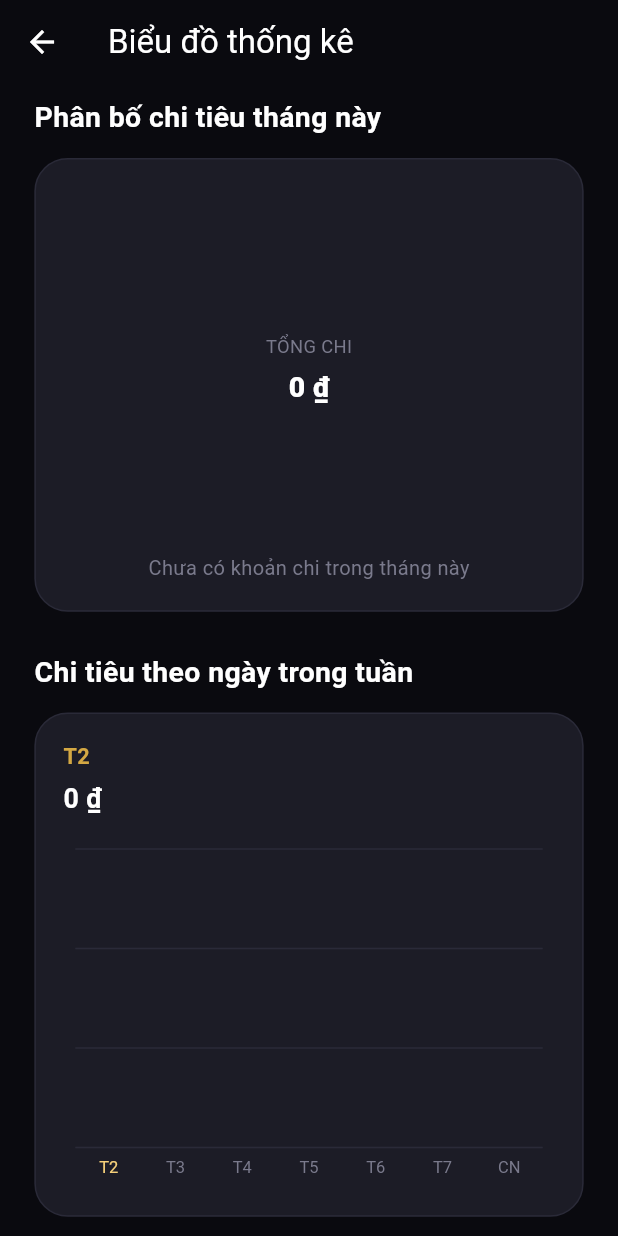
After one commit to HyLeeQ/Mini_Project_3, a Flutter app: the AnalyticsPage screen opened directly, after a tap on the "show chart" icon, on a phone screen of 412 x 824 dp. The commit adds this screen. Run offline on Flutter 3.47's test engine with Material 3 defaults, Android fonts, the light colour scheme and no system bars; our stand-ins replace camera, cloud_firestore, equatable, firebase_auth, firebase_core, firebase_messaging and 6 more; accounts and stored records are empty; Roboto replaces fonts that are missing (SF Pro Display).

Commit message:
Add receipt camera controls and canvas charts

```diff
--- a/lib/data/model/ChatMessage.dart
+++ b/lib/data/model/ChatMessage.dart
@@ -12,7 +12,7 @@ class ChatMessage {
   final String? note;
   final String? categoryId;
   final String? selectedWalletId; // Ví người dùng chọn
-  final bool showActionCard;    // Cờ để biết có hiện Card hay không
+  final bool showActionCard; // Cờ để biết có hiện Card hay không
 
   ChatMessage({
     required this.id,
--- a/lib/features/page/AnalyticsPage/AnalyticsPage.dart
+++ b/lib/features/page/AnalyticsPage/AnalyticsPage.dart
@@ -8,6 +8,7 @@ import '../../../data/model/CategoryModel.dart';
 import '../../../data/model/TransactionModel.dart';
 import '../HomePage/bloc/transaction_bloc/transaction_state.dart';
 import '../HomePage/bloc/transaction_bloc/transaction_bloc.dart';
+import 'CanvasChartsPage.dart';
 
 // import 'package:your_app/data/model/TransactionModel.dart';
 // import 'package:your_app/data/model/CategoryModel.dart';
@@ -313,6 +314,13 @@ class _AnalyticsPageState extends State<AnalyticsPage>
             ],
           ),
           const Spacer(),
+          IconButton(
+            tooltip: 'Biểu đồ canvas',
+            onPressed: () => Navigator.of(context).push(MaterialPageRoute<void>(
+              builder: (_) => CanvasChartsPage(transactions: listTran, categories: widget.categories),
+            )),
+            icon: const Icon(Icons.show_chart_rounded, color: _gold),
+          ),
           // Year badge
           Container(
             padding: EdgeInsets.symmetric(horizontal: 12.w, vertical: 6.h),
--- /dev/null
+++ b/lib/features/page/AnalyticsPage/CanvasChartsPage.dart
@@ -0,0 +1,411 @@
+import 'dart:math' as math;
+
+import 'package:flutter/material.dart';
+import 'package:flutter_screenutil/flutter_screenutil.dart';
+
+import '../../../data/model/CategoryModel.dart';
+import '../../../data/model/TransactionModel.dart';
+
+class CanvasChartsPage extends StatefulWidget {
+  final List<TransactionModel> transactions;
+  final List<CategoryModel> categories;
+
+  const CanvasChartsPage({
+    super.key,
+    required this.transactions,
+    required this.categories,
+  });
+
+  @override
+  State<CanvasChartsPage> createState() => _CanvasChartsPageState();
+}
+
+class _CanvasChartsPageState extends State<CanvasChartsPage>
+    with SingleTickerProviderStateMixin {
+  static const _bg = Color(0xFF0A0A0F);
+  static const _card = Color(0xFF1C1C26);
+  static const _gold = Color(0xFFD4A843);
+  static const _muted = Color(0xFF7A7A8C);
+  static const _grid = Color(0xFF2A2A38);
+
+  late final AnimationController _animation = AnimationController(
+    vsync: this,
+    duration: const Duration(milliseconds: 900),
+  )..forward();
+  int _selectedDay = DateTime.now().weekday - 1;
+
+  List<_Slice> get _slices {
+    final totals = <String, double>{};
+    for (final tx in widget.transactions.where(
+      (t) =>
+          t.type == TransactionType.expense &&
+          t.date.month == DateTime.now().month &&
+          t.date.year == DateTime.now().year,
+    )) {
+      totals.update(
+        tx.categoryId,
+        (value) => value + tx.amount,
+        ifAbsent: () => tx.amount,
+      );
+    }
+    final entries = totals.entries.toList()
+      ..sort((a, b) => b.value.compareTo(a.value));
+    return entries.map((entry) {
+      final category = widget.categories.cast<CategoryModel?>().firstWhere(
+        (item) => item?.id == entry.key,
+        orElse: () => null,
+      );
+      return _Slice(
+        name: category?.name ?? 'Khác',
+        amount: entry.value,
+        color: _parseColor(category?.colorHex),
+      );
+    }).toList();
+  }
+
+  List<double> get _weekSpending {
+    final today = DateTime.now();
+    final monday = DateTime(
+      today.year,
+      today.month,
+      today.day - today.weekday + 1,
+    );
+    return List.generate(7, (index) {
+      final start = monday.add(Duration(days: index));
+      final end = start.add(const Duration(days: 1));
+      return widget.transactions
+          .where(
+            (tx) =>
+                tx.type == TransactionType.expense &&
+                !tx.date.isBefore(start) &&
+                tx.date.isBefore(end),
+          )
+          .fold<double>(0, (sum, tx) => sum + tx.amount);
+    });
+  }
+
+  Color _parseColor(String? value) {
+    try {
+      return Color(int.parse('FF${value!.replaceAll('#', '')}', radix: 16));
+    } catch (_) {
+      return _gold;
+    }
+  }
+
+  String _money(double value) =>
+      '${value.abs().toStringAsFixed(0).replaceAllMapped(RegExp(r'(\d)(?=(\d{3})+$)'), (m) => '${m[1]}.')} ₫';
+
+  @override
+  void dispose() {
+    _animation.dispose();
+    super.dispose();
+  }
+
+  @override
+  Widget build(BuildContext context) {
+    final slices = _slices;
+    final bars = _weekSpending;
+    final total = slices.fold<double>(0, (sum, item) => sum + item.amount);
+    final maxBar = bars.fold<double>(
+      0,
+      (largest, value) => math.max(largest, value),
+    );
+    const days = ['T2', 'T3', 'T4', 'T5', 'T6', 'T7', 'CN'];
+
+    return Scaffold(
+      backgroundColor: _bg,
+      appBar: AppBar(
+        backgroundColor: _bg,
+        foregroundColor: Colors.white,
+        title: const Text('Biểu đồ thống kê'),
+      ),
+      body: ListView(
+        padding: EdgeInsets.fromLTRB(20.w, 8.h, 20.w, 28.h),
+        children: [
+          Text(
+            'Phân bố chi tiêu tháng này',
+            style: TextStyle(
+              color: Colors.white,
+              fontSize: 17.sp,
+              fontWeight: FontWeight.w700,
+            ),
+          ),
+          SizedBox(height: 12.h),
+          _cardWrap(
+            child: Column(
+              children: [
+                SizedBox(
+                  height: 220.h,
+                  child: AnimatedBuilder(
+                    animation: _animation,
+                    builder: (_, __) => CustomPaint(
+                      painter: _DonutCanvasPainter(
+                        slices: slices,
+                        progress: _animation.value,
+                      ),
+                      child: Center(
+                        child: Column(
+                          mainAxisSize: MainAxisSize.min,
+                          children: [
+                            Text(
+                              'TỔNG CHI',
+                              style: TextStyle(color: _muted, fontSize: 11.sp),
+                            ),
+                            SizedBox(height: 4.h),
+                            Text(
+                              _money(total),
+                              style: TextStyle(
+                                color: Colors.white,
+                                fontWeight: FontWeight.w800,
+                                fontSize: 17.sp,
+                              ),
+                            ),
+                          ],
+                        ),
+                      ),
+                    ),
+                  ),
+                ),
+                if (slices.isEmpty)
+                  Text(
+                    'Chưa có khoản chi trong tháng này',
+                    style: TextStyle(color: _muted, fontSize: 12.sp),
+                  )
+                else
+                  Wrap(
+                    spacing: 14.w,
+                    runSpacing: 10.h,
+                    children: slices
+                        .take(6)
+                        .map(
+                          (slice) => Row(
+                            mainAxisSize: MainAxisSize.min,
+                            children: [
+                              Container(
+                                width: 9.w,
+                                height: 9.w,
+                                decoration: BoxDecoration(
+                                  color: slice.color,
+                                  shape: BoxShape.circle,
+                                ),
+                              ),
+                              SizedBox(width: 5.w),
+                              Text(
+                                slice.name,
+                                style: TextStyle(
+                                  color: _muted,
+                                  fontSize: 11.sp,
+                                ),
+                              ),
+                            ],
+                          ),
+                        )
+                        .toList(),
+                  ),
+              ],
+            ),
+          ),
+          SizedBox(height: 24.h),
+          Text(
+            'Chi tiêu theo ngày trong tuần',
+            style: TextStyle(
+              color: Colors.white,
+              fontSize: 17.sp,
+              fontWeight: FontWeight.w700,
+            ),
+          ),
+          SizedBox(height: 12.h),
+          _cardWrap(
+            child: Column(
+              crossAxisAlignment: CrossAxisAlignment.start,
+              children: [
+                Text(
+                  days[_selectedDay],
+                  style: TextStyle(
+                    color: _gold,
+                    fontWeight: FontWeight.w700,
+                    fontSize: 13.sp,
+                  ),
+                ),
+                SizedBox(height: 4.h),
+                Text(
+                  _money(bars[_selectedDay]),
+                  style: TextStyle(
+                    color: Colors.white,
+                    fontWeight: FontWeight.w700,
+                    fontSize: 16.sp,
+                  ),
+                ),
+                SizedBox(height: 12.h),
+                SizedBox(
+                  height: 210.h,
+                  width: double.infinity,
+                  child: GestureDetector(
+                    onTapDown: (details) {
+                      final slotWidth = details.localPosition.dx / 7;
+                      setState(
+                        () => _selectedDay = slotWidth
+                            .floor()
+                            .clamp(0, 6)
+                            .toInt(),
+                      );
+                    },
+                    child: AnimatedBuilder(
+                      animation: _animation,
+                      builder: (_, __) => CustomPaint(
+                        painter: _WeeklyCanvasPainter(
+                          values: bars,
+                          labels: days,
+                          maxValue: maxBar,
+                          selected: _selectedDay,
+                          progress: _animation.value,
+                        ),
+                      ),
+                    ),
+                  ),
+                ),
+              ],
+            ),
+          ),
+          SizedBox(height: 12.h),
+          Text(
+            'Biểu đồ được vẽ trực tiếp bằng CustomPainter trên canvas.',
+            style: TextStyle(color: _muted, fontSize: 11.sp),
+          ),
+        ],
+      ),
+    );
+  }
+
+  Widget _cardWrap({required Widget child}) => Container(
+    padding: EdgeInsets.all(16.w),
+    decoration: BoxDecoration(
+      color: _card,
+      borderRadius: BorderRadius.circular(20.r),
+      border: Border.all(color: _grid),
+    ),
+    child: child,
+  );
+}
+
+class _Slice {
+  final String name;
+  final double amount;
+  final Color color;
+  const _Slice({required this.name, required this.amount, required this.color});
+}
+
+class _DonutCanvasPainter extends CustomPainter {
+  final List<_Slice> slices;
+  final double progress;
+  const _DonutCanvasPainter({required this.slices, required this.progress});
+
+  @override
+  void paint(Canvas canvas, Size size) {
+    final total = slices.fold<double>(0, (sum, slice) => sum + slice.amount);
+    if (total <= 0) return;
+    const stroke = 20.0;
+    final center = Offset(size.width / 2, size.height / 2);
+    final radius = math.min(size.width, size.height) / 2 - stroke;
+    final rect = Rect.fromCircle(center: center, radius: radius);
+    canvas.drawCircle(
+      center,
+      radius,
+      Paint()
+        ..color = const Color(0xFF30303B)
+        ..style = PaintingStyle.stroke
+        ..strokeWidth = stroke,
+    );
+    var angle = -math.pi / 2;
+    for (final slice in slices) {
+      final sweep = slice.amount / total * math.pi * 2 * progress;
+      canvas.drawArc(
+        rect,
+        angle,
+        sweep,
+        false,
+        Paint()
+          ..color = slice.color
+          ..style = PaintingStyle.stroke
+          ..strokeWidth = stroke
+          ..strokeCap = StrokeCap.round,
+      );
+      angle += sweep;
+    }
+  }
+
+  @override
+  bool shouldRepaint(covariant _DonutCanvasPainter oldDelegate) =>
+      oldDelegate.progress != progress || oldDelegate.slices != slices;
+}
+
+class _WeeklyCanvasPainter extends CustomPainter {
+  final List<double> values;
+  final List<String> labels;
+  final double maxValue;
+  final int selected;
+  final double progress;
+  const _WeeklyCanvasPainter({
+    required this.values,
+    required this.labels,
+    required this.maxValue,
+    required this.selected,
+    required this.progress,
+  });
+
+  @override
+  void paint(Canvas canvas, Size size) {
+    const left = 8.0, top = 8.0, bottom = 27.0;
+    final chartHeight = size.height - top - bottom;
+    final chartWidth = size.width - left * 2;
+    final gridPaint = Paint()
+      ..color = const Color(0xFF2A2A38)
+      ..strokeWidth = 1;
+    for (var line = 0; line < 4; line++) {
+      final y = top + chartHeight * line / 3;
+      canvas.drawLine(Offset(left, y), Offset(size.width - left, y), gridPaint);
+    }
+    final slot = chartWidth / values.length;
+    for (var i = 0; i < values.length; i++) {
+      final barHeight = maxValue == 0
+          ? 0.0
+          : chartHeight * values[i] / maxValue * progress;
+      final rect = Rect.fromLTWH(
+        left + slot * i + slot * .27,
+        top + chartHeight - barHeight,
+        slot * .46,
+        barHeight,
+      );
+      final paint = Paint()
+        ..color = i == selected
+            ? const Color(0xFFF5D07A)
+            : const Color(0xFFD4A843).withOpacity(.65);
+      canvas.drawRRect(
+        RRect.fromRectAndRadius(rect, const Radius.circular(6)),
+        paint,
+      );
+      final tp = TextPainter(
+        text: TextSpan(
+          text: labels[i],
+          style: TextStyle(
+            color: i == selected
+                ? const Color(0xFFF5D07A)
+                : const Color(0xFF7A7A8C),
+            fontSize: 11,
+          ),
+        ),
+        textDirection: TextDirection.ltr,
+      )..layout();
+      tp.paint(
+        canvas,
+        Offset(left + slot * i + (slot - tp.width) / 2, size.height - 20),
+      );
+    }
+  }
+
+  @override
+  bool shouldRepaint(covariant _WeeklyCanvasPainter oldDelegate) =>
+      oldDelegate.selected != selected ||
+      oldDelegate.progress != progress ||
+      oldDelegate.values != values;
+}
```
Also changed, not shown: lib/features/page/add_transaction/AddPage.dart (+65 -6 lines), lib/features/page/add_transaction/widgets/ai_scanner.dart (+45 -2 lines), 3 other files.
